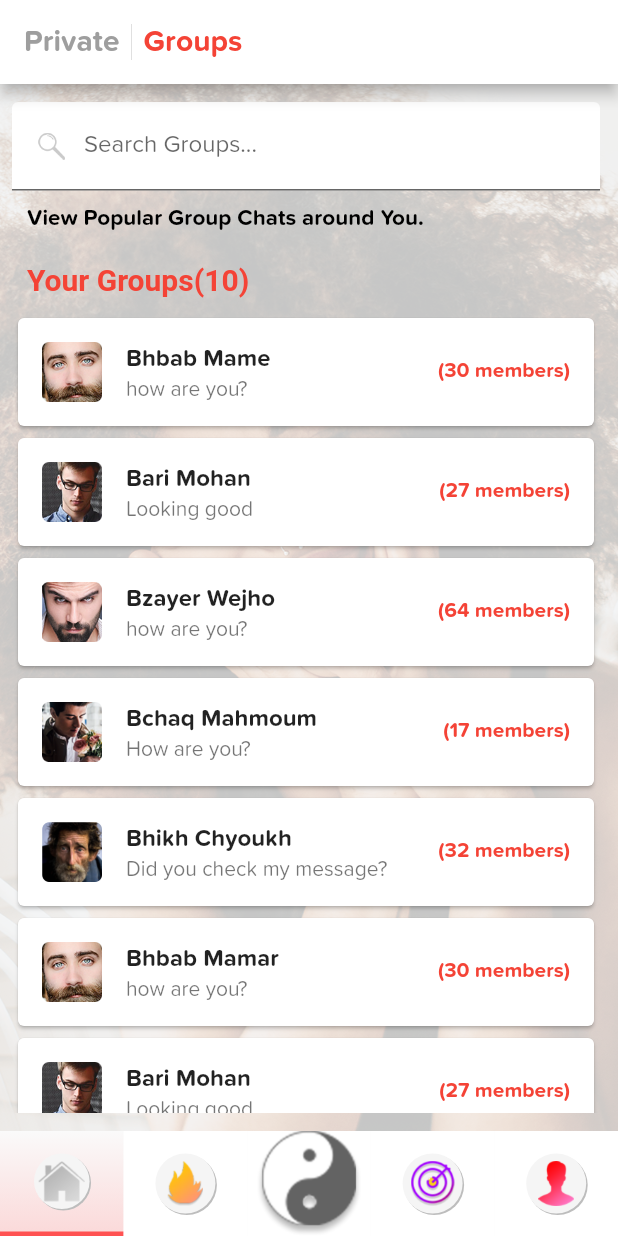
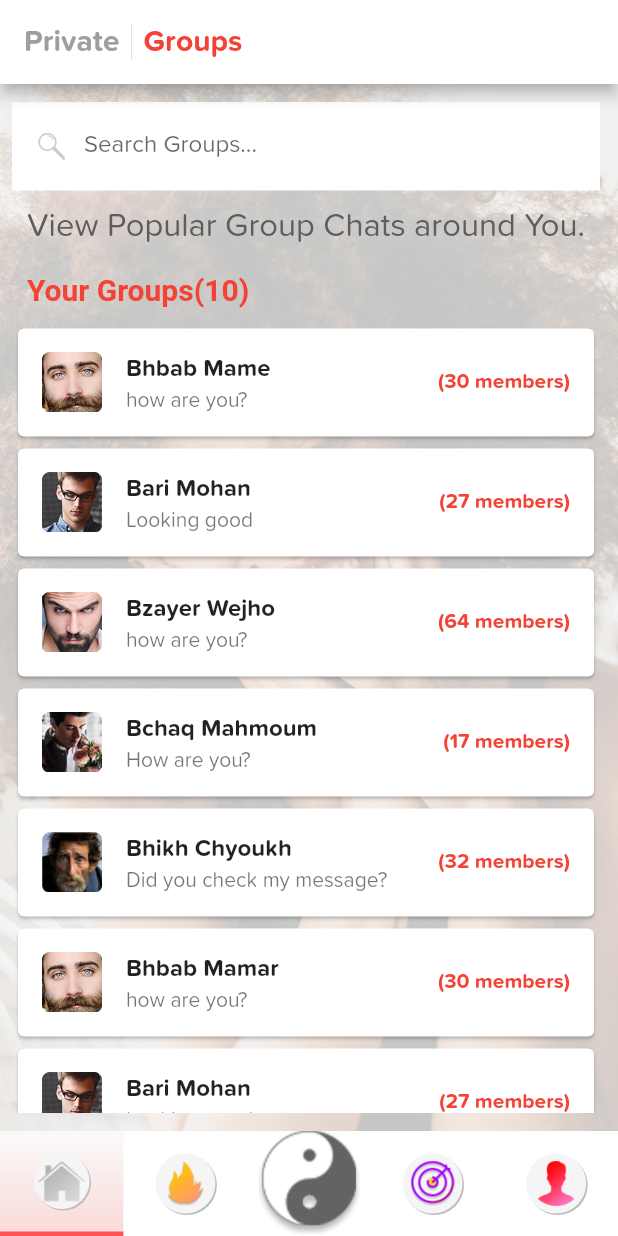
Before and after one commit to Sigilai5/YingYang, a Flutter app: the screen it shows after launch, after a tap on "Groups", on a phone screen of 412 x 824 dp. Run offline on Flutter 3.47's test engine with Material 2 defaults, Android fonts, the phone set to English and light mode, and no system bars; our stand-ins replace hexcolor; Roboto replaces fonts that are missing (Arial).

Commit message:
added hex package flutte

```diff
--- a/lib/main.dart
+++ b/lib/main.dart
@@ -1,6 +1,7 @@
 import 'package:flutter/material.dart';
 import 'modules/private.dart';
 import 'modules/group.dart';
+import 'package:hexcolor/hexcolor.dart';
 
 import 'modules/dashboard.dart';
 
--- a/lib/modules/group.dart
+++ b/lib/modules/group.dart
@@ -2,7 +2,7 @@ import 'package:app/widgets/bottom-nav-item.dart';
 import 'package:flutter/cupertino.dart';
 import 'package:flutter/material.dart';
 import 'package:flutter/painting.dart';
-
+import 'package:hexcolor/hexcolor.dart';
 
 class Group extends StatefulWidget {
   @override
@@ -52,7 +52,7 @@ class _DashboardState extends State<Group> {
             padding: const EdgeInsets.only(left: 8,right: 12,top: 12,bottom: 12),
             child: Column(
               children: <Widget>[
-                TextFormField( decoration: InputDecoration(labelText: "Search Groups...",filled: true,fillColor: Colors.white,prefixIcon: new Padding(
+                TextFormField( decoration: InputDecoration(labelText: "Search Groups...",border: InputBorder.none,filled: true,fillColor: Colors.white,prefixIcon: new Padding(
                   padding: const EdgeInsets.only( top: 15, left: 5, right: 0, bottom: 15),
                   child: new SizedBox(
                     height: 4,
@@ -63,16 +63,19 @@ class _DashboardState extends State<Group> {
                 ),
                 Row(
                   children: <Widget>[
-                    Padding(
-                      padding: const EdgeInsets.all(10.0),
-                      child: Text("View Popular Group Chats around You.",style: TextStyle(
-                        fontSize: 15,
-                        fontFamily: 'Proxima',
-                        fontWeight: FontWeight.bold,
-                        color: Colors.black,
+                    Expanded(
+                      child: Padding(
+                        padding: const EdgeInsets.all(10.0),
+                        child: FittedBox(
+                          fit:BoxFit.fitWidth,
+                          child: Text("View Popular Group Chats around You.",style: TextStyle(
+                            fontFamily: 'Proxima',
+                            color: Hexcolor('#5d5d5d')
+                          ),
+                          ),
+                        ),
+
                       ),
-                      ),
-
                     ),
 
                   ],
--- a/lib/modules/private.dart
+++ b/lib/modules/private.dart
@@ -52,7 +52,7 @@ class _DashboardState extends State<Private> {
               padding: const EdgeInsets.only(left: 8,right: 12,top: 12,bottom: 12),
               child: Column(
                 children: <Widget>[
-                  TextFormField( decoration: InputDecoration(labelText: "Search Matches...",filled: true,fillColor: Colors.white,prefixIcon: new Padding(
+                  TextFormField( decoration: InputDecoration(labelText: "Search Matches...",border: InputBorder.none,filled: true,fillColor: Colors.white,prefixIcon: new Padding(
                     padding: const EdgeInsets.only( top: 15, left: 5, right: 0, bottom: 15),
                     child: new SizedBox(
                       height: 4,
--- a/pubspec.yaml
+++ b/pubspec.yaml
@@ -19,6 +19,7 @@ environment:
 dependencies:
   flutter:
     sdk: flutter
+  hexcolor: ^1.0.4
 
   # The following adds the Cupertino Icons font to your application.
   # Use with the CupertinoIcons class for iOS style icons.
```
Also changed, not shown: pubspec.lock.
